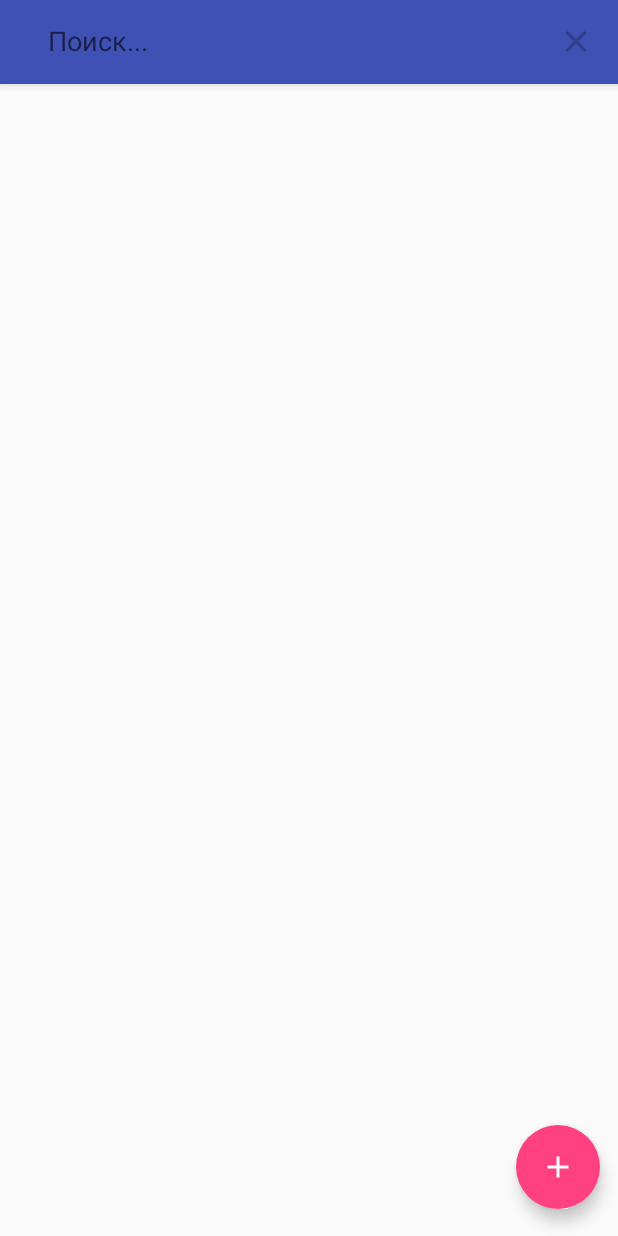
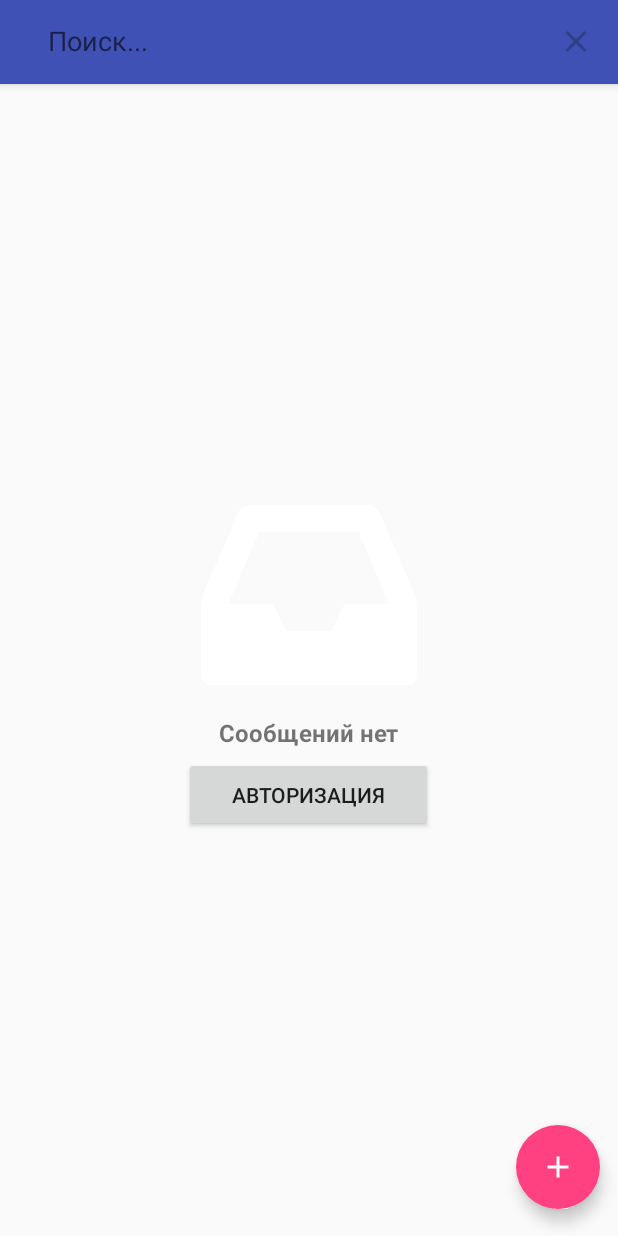
Before and after one commit to gsbelarus/GdmnSkeleton, an Android app: the screen it shows after launch (MainActivity), after a tap on "Search", on a phone screen of 412 x 824 dp. Run offline under Robolectric (Android 15) with nearby library versions, the phone set to English and light mode, and no system bars; our stand-ins replace data binding; 1 statement that could not run was skipped.

Commit message:
added emptyRecyclerView

```diff
--- a/app/src/main/java/com/gsbelarus/gedemin/skeleton/base/view/fragment/BaseRecyclerCursorFragment.java
+++ b/app/src/main/java/com/gsbelarus/gedemin/skeleton/base/view/fragment/BaseRecyclerCursorFragment.java
@@ -3,8 +3,10 @@ package com.gsbelarus.gedemin.skeleton.base.view.fragment;
 import android.database.Cursor;
 import android.support.annotation.Nullable;
 import android.support.v7.widget.RecyclerView;
+import android.view.ViewGroup;
 
 import com.gsbelarus.gedemin.skeleton.base.view.adapter.BasicCursorRecyclerViewAdapter;
+import com.gsbelarus.gedemin.skeleton.core.view.component.EmptyRecyclerView;
 
 
 // TODO 1. PullToRefreshBaseFragment  2. <DB_MANAGER_T extends BaseDatabaseManager>
@@ -16,7 +18,7 @@ public abstract class BaseRecyclerCursorFragment extends BaseCursorFragment {
     protected abstract RecyclerView.LayoutManager createLayoutManager();
 
 
-    protected void setupRecyclerView(RecyclerView recyclerView) {   //TODO избавиться
+    protected void setupRecyclerView(EmptyRecyclerView recyclerView, ViewGroup rootView) {   //TODO избавиться
         layoutManager = createLayoutManager();
 //        if (savedLayoutManagerState != null) {
 //            layoutManager.onRestoreInstanceState(savedLayoutManagerState);
--- /dev/null
+++ b/app/src/main/java/com/gsbelarus/gedemin/skeleton/core/view/component/EmptyRecyclerView.java
@@ -0,0 +1,99 @@
+package com.gsbelarus.gedemin.skeleton.core.view.component;
+
+import android.content.Context;
+import android.content.res.TypedArray;
+import android.support.annotation.LayoutRes;
+import android.support.annotation.Nullable;
+import android.support.v7.widget.RecyclerView;
+import android.util.AttributeSet;
+import android.util.Log;
+import android.view.LayoutInflater;
+import android.view.View;
+import android.view.ViewGroup;
+import android.widget.FrameLayout;
+import android.widget.LinearLayout;
+
+import com.gsbelarus.gedemin.skeleton.R;
+
+public class EmptyRecyclerView extends RecyclerView {
+
+    @Nullable
+    View emptyView;
+    private @LayoutRes int mEmptyLayout;
+
+    public EmptyRecyclerView(Context context) {
+        super(context);
+    }
+
+    public EmptyRecyclerView(Context context, AttributeSet attrs) {
+        super(context, attrs);
+
+        Log.d("qwerty", "attrs = " + attrs);
+
+        TypedArray a = context.obtainStyledAttributes(attrs, R.styleable.EmptyRecyclerView);
+
+        mEmptyLayout = a.getResourceId(R.styleable.EmptyRecyclerView_empty_layout, R.layout.empty_recycler_view);
+
+        a.recycle();
+    }
+
+    public EmptyRecyclerView(Context context, AttributeSet attrs, int defStyle) {
+        super(context, attrs, defStyle);
+    }
+
+    void checkIfEmpty() {
+        if (emptyView != null && getAdapter() != null) {
+            emptyView.setVisibility(getAdapter().getItemCount() > 0 ? GONE : VISIBLE);
+        }
+    }
+
+    final AdapterDataObserver observer = new AdapterDataObserver() {
+
+        @Override
+        public void onChanged() {
+            super.onChanged();
+            checkIfEmpty();
+        }
+
+        @Override
+        public void onItemRangeChanged(int positionStart, int itemCount) {
+            super.onItemRangeChanged(positionStart, itemCount);
+            checkIfEmpty();
+        }
+
+        @Override
+        public void onItemRangeInserted(int positionStart, int itemCount) {
+            super.onItemRangeInserted(positionStart, itemCount);
+            checkIfEmpty();
+        }
+
+        @Override
+        public void onItemRangeRemoved(int positionStart, int itemCount) {
+            super.onItemRangeRemoved(positionStart, itemCount);
+            checkIfEmpty();
+        }
+    };
+
+    @Override
+    public void setAdapter(@Nullable Adapter adapter) {
+        final Adapter oldAdapter = getAdapter();
+        if (oldAdapter != null) {
+            oldAdapter.unregisterAdapterDataObserver(observer);
+        }
+        super.setAdapter(adapter);
+        if (adapter != null) {
+            adapter.registerAdapterDataObserver(observer);
+        }
+    }
+
+    public void setEmptyView(@Nullable ViewGroup rootView) {
+
+        FrameLayout frameLayout = (FrameLayout) rootView.findViewById(R.id.frame_layout);
+        LayoutInflater layoutInflater = (LayoutInflater) getContext().getSystemService(getContext().LAYOUT_INFLATER_SERVICE);
+        layoutInflater.inflate(mEmptyLayout, frameLayout, true);
+        LinearLayout linearLayout = (LinearLayout) rootView.findViewById(R.id.empty_rec_view);
+
+        this.emptyView = linearLayout;
+        checkIfEmpty();
+    }
+}
--- a/app/src/main/java/com/gsbelarus/gedemin/skeleton/core/view/fragment/CoreSearchableRecyclerCursorFragment.java
+++ b/app/src/main/java/com/gsbelarus/gedemin/skeleton/core/view/fragment/CoreSearchableRecyclerCursorFragment.java
@@ -19,7 +19,6 @@ import android.view.inputmethod.EditorInfo;
 import android.widget.FilterQueryProvider;
 
 import com.gsbelarus.gedemin.skeleton.R;
-import com.gsbelarus.gedemin.skeleton.core.view.component.DividerItemDecoration;
 import com.gsbelarus.gedemin.skeleton.base.data.loader.BasicTableCursorLoader;
 import com.gsbelarus.gedemin.skeleton.base.view.adapter.BasicCursorRecyclerViewAdapter;
 import com.gsbelarus.gedemin.skeleton.base.view.fragment.BaseRecyclerCursorFragment;
@@ -27,6 +26,8 @@ import com.gsbelarus.gedemin.skeleton.core.data.CoreContract;
 import com.gsbelarus.gedemin.skeleton.core.data.CoreDatabaseManager;
 import com.gsbelarus.gedemin.skeleton.core.view.CoreCursorRecyclerAdapterViewHandler;
 import com.gsbelarus.gedemin.skeleton.core.view.CoreCursorRecyclerItemViewTypeModel;
+import com.gsbelarus.gedemin.skeleton.core.view.component.DividerItemDecoration;
+import com.gsbelarus.gedemin.skeleton.core.view.component.EmptyRecyclerView;
 
 import java.util.Arrays;
 
@@ -65,8 +66,9 @@ public class CoreSearchableRecyclerCursorFragment extends BaseRecyclerCursorFrag
 
     @Override
     protected void doOnCreateView(ViewGroup rootView, @Nullable Bundle savedInstanceState) {
-        RecyclerView rv = (RecyclerView) rootView.findViewById(R.id.recycler_view);
-        setupRecyclerView(rv);
+
+        EmptyRecyclerView emptyRecyclerView = (EmptyRecyclerView) rootView.findViewById(R.id.recycler_view);
+        setupRecyclerView(emptyRecyclerView, rootView);
 
         rootView.setFocusableInTouchMode(true);
         rootView.setOnKeyListener(
@@ -83,8 +85,8 @@ public class CoreSearchableRecyclerCursorFragment extends BaseRecyclerCursorFrag
     }
 
     @Override
-    protected void setupRecyclerView(RecyclerView recyclerView) {
-        super.setupRecyclerView(recyclerView);
+    protected void setupRecyclerView(EmptyRecyclerView recyclerView, ViewGroup rootView) {
+        super.setupRecyclerView(recyclerView, rootView);
 
 //        new ItemTouchHelper(new ItemTouchHelper.SimpleCallback(0, ItemTouchHelper.LEFT | ItemTouchHelper.RIGHT) {
 //            @Override
@@ -102,6 +104,7 @@ public class CoreSearchableRecyclerCursorFragment extends BaseRecyclerCursorFrag
 //        }).attachToRecyclerView(recyclerView);
         recyclerView.addItemDecoration(new DividerItemDecoration(getActivity(), DividerItemDecoration.VERTICAL_LIST));
         recyclerView.setHasFixedSize(true);
+        recyclerView.setEmptyView(rootView);
     }
 
     @Override
--- /dev/null
+++ b/app/src/main/res/drawable/ic_inbox_192dp.xml
@@ -0,0 +1,4 @@
+<vector android:height="192dp" android:viewportHeight="438.533"
+    android:viewportWidth="438.533" android:width="192dp" xmlns:android="http://schemas.android.com/apk/res/android">
+    <path android:fillColor="#FFFFFF" android:pathData="M431.4,211L363.4,53.4c-1.9,-4.8 -5.4,-8.8 -10.4,-12c-5,-3.2 -10,-4.9 -15,-4.9H100.5c-4.9,0 -9.9,1.6 -15,4.9c-5,3.2 -8.5,7.2 -10.4,12L7.1,211C2.4,222.6 0,234.3 0,246.1V383.7c0,4.9 1.8,9.2 5.4,12.8c3.6,3.6 7.9,5.4 12.9,5.4h402c4.9,0 9.2,-1.8 12.8,-5.4c3.6,-3.6 5.4,-7.9 5.4,-12.8V246.1C438.5,234.3 436.2,222.6 431.4,211zM292.1,237.5l-27.1,54.8h-91.4l-27.1,-54.8H56.2c0.2,-0.4 0.4,-1.1 0.7,-2.3c0.3,-1.1 0.5,-1.9 0.7,-2.3l60.5,-141.6h202.1l60.5,141.6c0.2,0.6 0.4,1.3 0.7,2.3c0.3,0.9 0.5,1.7 0.7,2.3H292.1z"/>
+</vector>
--- /dev/null
+++ b/app/src/main/res/layout/empty_recycler_view.xml
@@ -0,0 +1,38 @@
+<?xml version="1.0" encoding="utf-8"?>
+<LinearLayout xmlns:android="http://schemas.android.com/apk/res/android"
+    android:id="@+id/empty_rec_view"
+    android:layout_width="match_parent"
+    android:layout_height="match_parent"
+    android:layout_gravity="center"
+    android:gravity="center"
+    android:orientation="vertical">
+
+    <FrameLayout
+        android:layout_width="wrap_content"
+        android:layout_height="wrap_content"
+        android:layout_gravity="center">
+
+        <ImageView
+            android:layout_width="180dp"
+            android:layout_height="180dp"
+            android:layout_gravity="center"
+            android:paddingBottom="36dp"
+            android:src="@drawable/ic_inbox_192dp" />
+
+        <TextView
+            android:layout_width="wrap_content"
+            android:layout_height="wrap_content"
+            android:layout_gravity="bottom|center_horizontal"
+            android:paddingBottom="5dp"
+            android:text="@string/gdmsgs_is_empty"
+            android:textSize="16sp"
+            android:textStyle="bold" />
+    </FrameLayout>
+
+    <android.support.v7.widget.AppCompatButton
+        android:id="@+id/gdmsgs_general_work_mode_button"
+        android:layout_width="166dp"
+        android:layout_height="50dp"
+        android:text="@string/auth_button" />
+
+</LinearLayout>
--- a/app/src/main/res/layout/fragment_main.xml
+++ b/app/src/main/res/layout/fragment_main.xml
@@ -13,12 +13,21 @@
             android:layout_width="match_parent"
             android:layout_height="wrap_content">
 
-            <android.support.v7.widget.RecyclerView
-                android:id="@+id/recycler_view"
+            <FrameLayout
+                android:id="@+id/frame_layout"
                 android:layout_width="match_parent"
-                android:layout_height="match_parent"
-                android:scrollbars="vertical"
-                android:clipToPadding="false" />
+                android:layout_height="match_parent">
+
+                <com.gsbelarus.gedemin.skeleton.core.view.component.EmptyRecyclerView
+                    android:id="@+id/recycler_view"
+                    android:layout_width="match_parent"
+                    android:layout_height="match_parent"
+                    android:scrollbars="vertical"/>
+
+                <!-- app:empty_layout="@layout/empty_recycler_view" -->
+
+            </FrameLayout>
+
         </android.support.v4.widget.SwipeRefreshLayout>
 
         <android.support.design.widget.FloatingActionButton
--- /dev/null
+++ b/app/src/main/res/values/attrs.xml
@@ -0,0 +1,6 @@
+<?xml version="1.0" encoding="utf-8"?>
+<resources>
+    <declare-styleable name="EmptyRecyclerView">
+        <attr name="empty_layout" format="reference" />
+    </declare-styleable>
+</resources>
--- a/app/src/main/res/values/dimens.xml
+++ b/app/src/main/res/values/dimens.xml
@@ -1,3 +1,10 @@
 <resources>
     <dimen name="fab_compat_margin">0dp</dimen>
+
+    <dimen name="empty_image_sizes">180dp</dimen>
+    <dimen name="empty_image_padding">36dp</dimen>
+    <dimen name="empty_text_padding">5dp</dimen>
+    <dimen name="empty_btn_height">50dp</dimen>
+    <dimen name="empty_btn_width">166dp</dimen>
+
 </resources>
--- a/app/src/main/res/values/strings.xml
+++ b/app/src/main/res/values/strings.xml
@@ -1,3 +1,5 @@
 <resources>
     <string name="app_name">GdmnSkeleton</string>
+    <string name="gdmsgs_is_empty">Сообщений нет</string>
+    <string name="auth_button">Авторизация</string>
 </resources>
```
